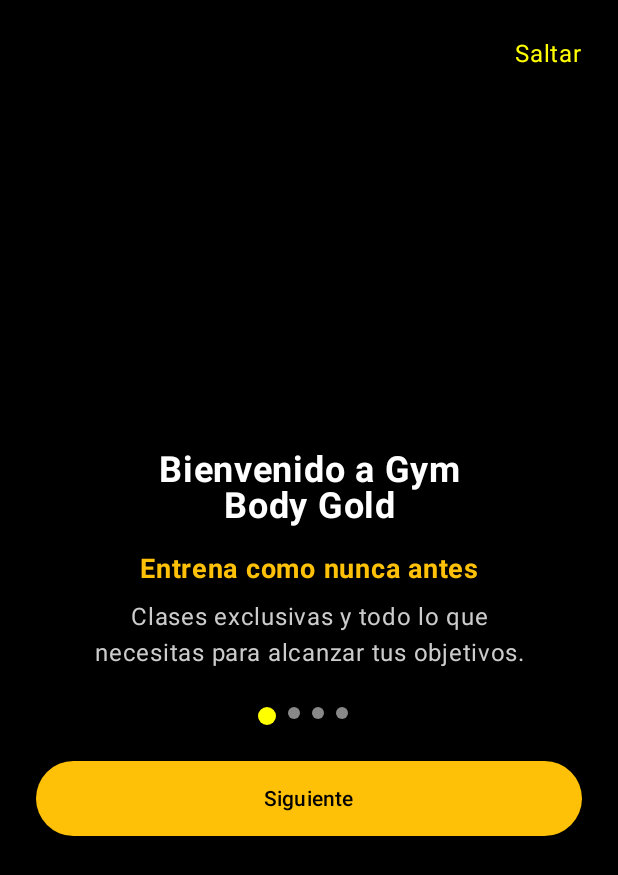
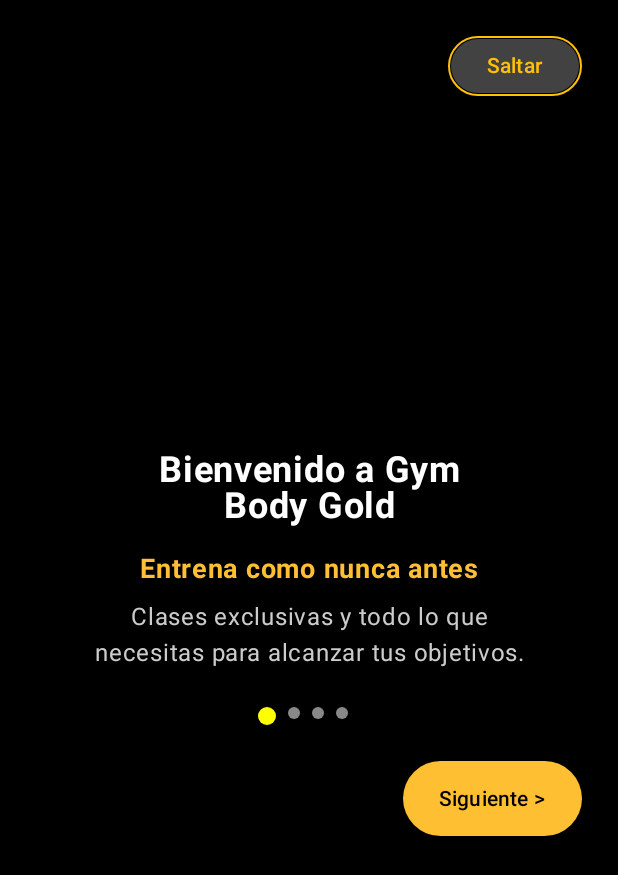
Before and after one commit to CodeNoo6/Android-Gym-Body-Gold, an Android app built with Jetpack Compose: the composable OnBoardingScreen shown on its own in the app's theme, after a tap on "Saltar", on a phone screen of 412 x 824 dp. Shown: the top 875 px of the screen. Run offline under Robolectric (Android 15) with nearby library versions, the phone set to English and light mode, and no system bars.

Commit message:
Cambio de boton Siguiente

```diff
--- a/app/build.gradle.kts
+++ b/app/build.gradle.kts
@@ -6,12 +6,12 @@ plugins {
 
 android {
     namespace = "com.gimomagic.gymbodygold"
-    compileSdk = 36
+    compileSdk = 35
 
     defaultConfig {
         applicationId = "com.gimomagic.gymbodygold"
         minSdk = 24
-        targetSdk = 36
+        targetSdk = 35
         versionCode = 1
         versionName = "1.0"
 
--- a/app/src/main/java/com/gimomagic/gymbodygold/MainActivity.kt
+++ b/app/src/main/java/com/gimomagic/gymbodygold/MainActivity.kt
@@ -1,4 +1,4 @@
-package com.example.gymbodygold
+package com.gimomagic.gymbodygold
 
 import android.os.Bundle
 import androidx.activity.ComponentActivity
--- a/app/src/main/java/com/gimomagic/gymbodygold/ui/screens/OnBoardingScreen.kt
+++ b/app/src/main/java/com/gimomagic/gymbodygold/ui/screens/OnBoardingScreen.kt
@@ -48,7 +48,7 @@ fun OnBoardingScreen(
 
             Text(
                 text = "Entrena como nunca antes",
-                color = Color(0xFFFFC107), // amarillo
+                color = Color(0xFFFFBF33), // amarillo
                 fontWeight = FontWeight.Bold,
                 fontSize = 18.sp
             )
@@ -82,26 +82,45 @@ fun OnBoardingScreen(
 
             Spacer(modifier = Modifier.height(24.dp))
 
+            Row(
+                modifier = Modifier.fillMaxWidth(),
+                horizontalArrangement = Arrangement.End
+            ) {
                 Button(
                     onClick = onNext,
                     colors = ButtonDefaults.buttonColors(
-                    containerColor = Color(0xFFFFC107)
+                        containerColor = Color(0xFFFFBF33)
                     ),
-                shape = RoundedCornerShape(50),
+                    shape = RoundedCornerShape(60),
                     modifier = Modifier
-                    .fillMaxWidth()
                         .height(50.dp)
                 ) {
-                Text("Siguiente", color = Color.Black)
+                    Text("Siguiente >", color = Color.Black)
+                }
             }
         }
 
-        Text(
-            text = "Saltar",
-            color = Color.Yellow,
+        Box(
             modifier = Modifier
                 .align(Alignment.TopEnd)
-                .clickable { onSkip() }
+                .border(
+                    width = 1.dp,
+                    color = Color(0xFFFFC107),
+                    shape = RoundedCornerShape(50)
                 )
+                .padding(2.dp)
+        ) {
+            Button(
+                onClick = onSkip,
+                colors = ButtonDefaults.buttonColors(
+                    containerColor = Color(0xFF424242)
+                ),
+                shape = RoundedCornerShape(50),
+                modifier = Modifier.height(36.dp)
+            ) {
+                Text("Saltar", color = Color(0xFFFFC107), fontSize = 14.sp)
             }
         }
+
+    }
+}
--- a/gradle.properties
+++ b/gradle.properties
@@ -21,3 +21,4 @@ kotlin.code.style=official
 # resources declared in the library itself and none from the library's dependencies,
 # thereby reducing the size of the R class for that library
 android.nonTransitiveRClass=true
+android.suppressUnsupportedCompileSdk=35
--- a/gradle/libs.versions.toml
+++ b/gradle/libs.versions.toml
@@ -1,5 +1,5 @@
 [versions]
-agp = "8.4.0"
+agp = "8.11.1"
 kotlin = "2.0.21"
 coreKtx = "1.13.1"
 junit = "4.13.2"
```
Also changed, not shown: 1 other file. Lines whose indentation alone changed are shown as unchanged.
